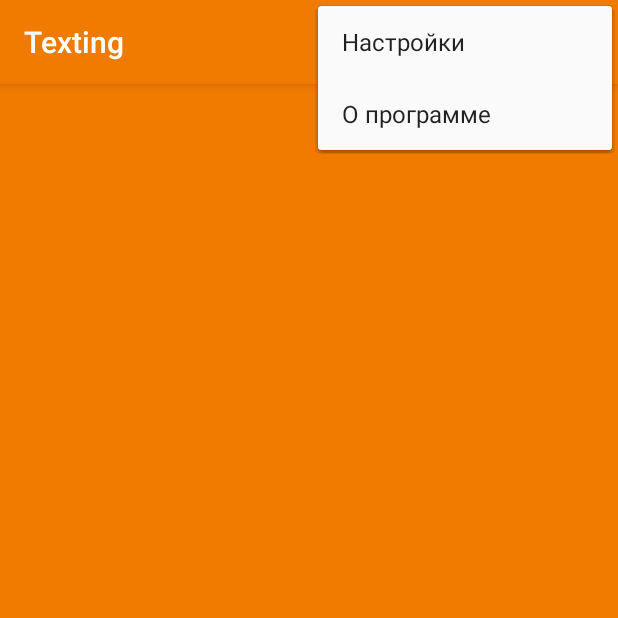
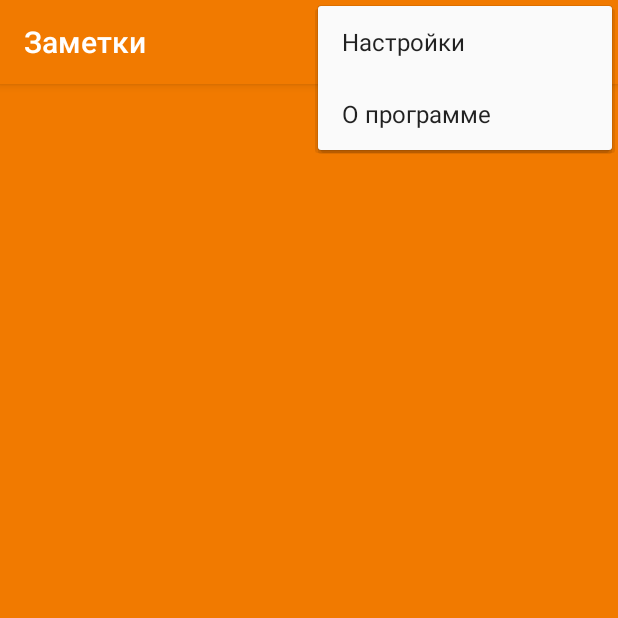
Before and after one commit to Vaginator3000/Texting, an Android app: the screen it shows after launch (MainActivity), with the options menu open, on a phone screen of 412 x 824 dp, the top half of it. Run offline under Robolectric (Android 15) with nearby library versions, the phone set to English and light mode, and no system bars.

Commit message:
almost done

```diff
--- a/app/src/main/AndroidManifest.xml
+++ b/app/src/main/AndroidManifest.xml
@@ -12,6 +12,7 @@
         <activity
             android:name=".EditActivity"
             android:theme="@style/AppTheme.editThem" />
+
         <activity android:name=".MainActivity">
             <intent-filter>
                 <action android:name="android.intent.action.MAIN" />
@@ -19,6 +20,7 @@
                 <category android:name="android.intent.category.LAUNCHER" />
             </intent-filter>
         </activity>
+
         <activity android:name=".settings.SettingsActivity" />
 
         <receiver android:name=".alarmManager.AlarmReceiver"/>
--- a/app/src/main/java/com/example/texting/MainActivity.java
+++ b/app/src/main/java/com/example/texting/MainActivity.java
@@ -11,6 +11,7 @@ import android.view.Menu;
 import android.view.MenuItem;
 import android.view.View;
 import android.widget.SearchView;
+import android.widget.Toast;
 
 import androidx.annotation.NonNull;
 import androidx.appcompat.app.ActionBar;
@@ -158,7 +159,8 @@ public class MainActivity extends AppCompatActivity {
             }
 
             case R.id.action_about: {
-                int f;
+                Toast.makeText(this, getResources().getString(R.string.app_name)
+                        + "\nВерсия " + getResources().getString(R.string.app_version), Toast.LENGTH_SHORT).show();
                 break;
             }
         }
--- a/app/src/main/java/com/example/texting/adapter/MainAdapter.java
+++ b/app/src/main/java/com/example/texting/adapter/MainAdapter.java
@@ -105,7 +105,6 @@ public class MainAdapter extends RecyclerView.Adapter<MainAdapter.MyViewHolder>
             i.putExtra(MyConstants.EDIT_STATE, false);
             context.startActivity(i);
 
-
         }
     }
 
--- a/app/src/main/res/layout/activity_edit.xml
+++ b/app/src/main/res/layout/activity_edit.xml
@@ -1,4 +1,5 @@
 <?xml version="1.0" encoding="utf-8"?>
+
 <androidx.constraintlayout.widget.ConstraintLayout xmlns:android="http://schemas.android.com/apk/res/android"
     xmlns:app="http://schemas.android.com/apk/res-auto"
     xmlns:tools="http://schemas.android.com/tools"
@@ -6,6 +7,7 @@
     android:layout_width="match_parent"
     android:layout_height="match_parent"
     android:background="@color/first_bcg"
+    android:fitsSystemWindows="true"
     tools:context=".EditActivity">
 
     <EditText
@@ -26,6 +28,8 @@
         app:layout_constraintEnd_toEndOf="parent"
         app:layout_constraintStart_toStartOf="parent"
         app:layout_constraintTop_toTopOf="parent" />
+
+
 
     <LinearLayout
         android:id="@+id/linearLayout"
@@ -113,3 +117,5 @@
         app:backgroundTint="@color/first_bcg"/>
 
 </androidx.constraintlayout.widget.ConstraintLayout>
+
+<!--    </ScrollView>-->
--- a/app/src/main/res/values/strings.xml
+++ b/app/src/main/res/values/strings.xml
@@ -1,5 +1,6 @@
 <resources>
-    <string name="app_name">Texting</string>
+    <string name="app_name">Заметки</string>
+    <string name="app_version">1.1</string>
     <string name="txt_empty">Описание не может быть пустым!</string>
     <string name="click_date">Выберите дату</string>
     <string name="settings">Настройки</string>
```
Also changed, not shown: app/src/main/java/com/example/texting/EditActivity.java (+5 -11 lines).
